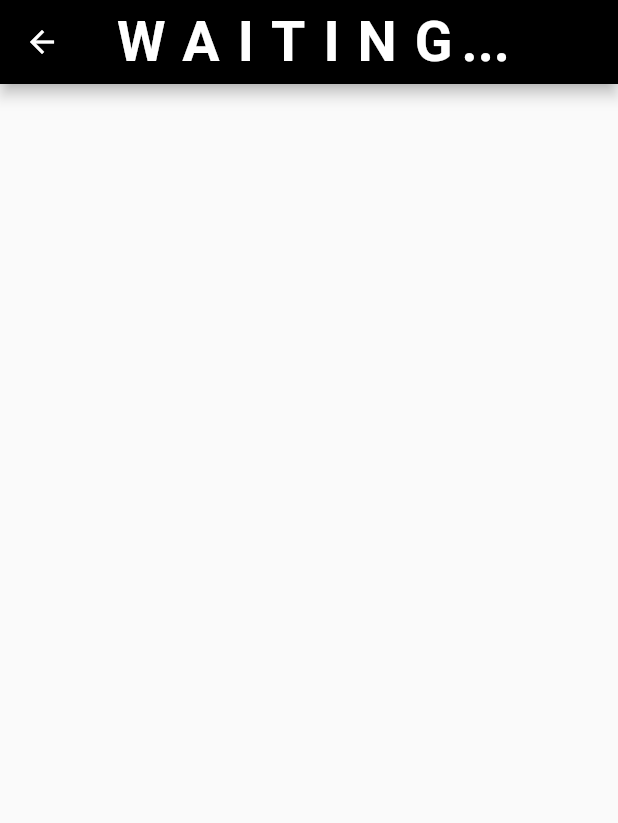
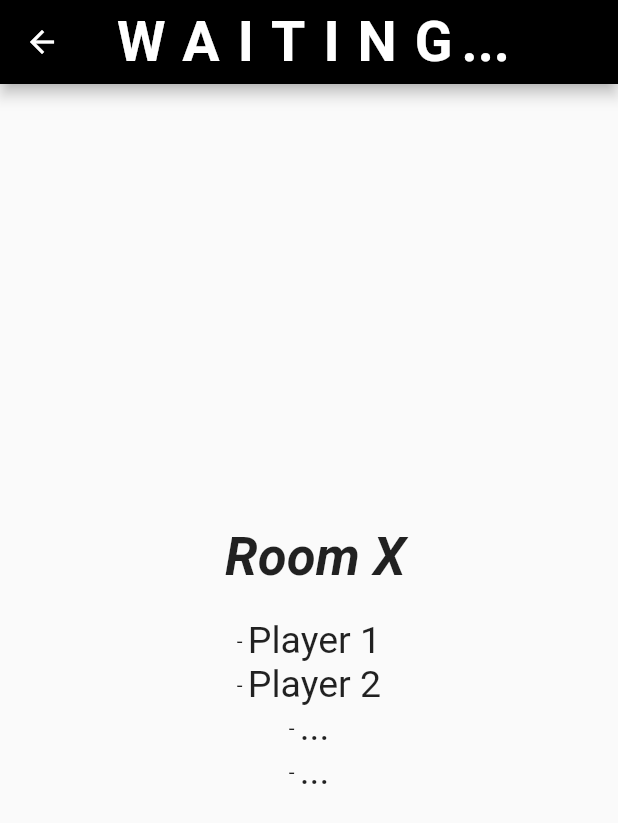
Before and after one commit to bielrabasa/Sudoka, a Flutter app: the WaitingScreen screen opened by its route, on a phone screen of 412 x 824 dp. Shown: the top 823 px of the screen. Run offline on Flutter 3.47's test engine with Material 2 defaults, Android fonts, the phone set to English and light mode, and no system bars; drawn by our look-alikes of animated_text_kit; our stand-ins replace cloud_firestore, firebase_auth, firebase_core; missing offline and left inert: flutterfire_ui, sudoku_solver_generator; accounts and stored records are empty; statements that could not run were skipped.

Commit message:
wating room players example

```diff
--- a/lib/Screens/waiting_screen.dart
+++ b/lib/Screens/waiting_screen.dart
@@ -1,6 +1,7 @@
 import 'package:animated_text_kit/animated_text_kit.dart';
 import 'package:flutter/material.dart';
 import 'package:nodefirstproj/Widget/back_arrow_question.dart';
+import 'dart:math';
 
 class WaitingScreen extends StatelessWidget {
   const WaitingScreen({super.key});
@@ -34,6 +35,76 @@ class WaitingScreen extends StatelessWidget {
               ], repeatForever: true, pause: const Duration(milliseconds: 50))
             ],
           )),
-        body: null);
+      body: Column(
+        mainAxisAlignment: MainAxisAlignment.center,
+        children: [
+          Padding(
+            padding: const EdgeInsets.symmetric(horizontal: 150.0),
+            child: Row(
+              children: const [
+                Text(
+                  "Room X",
+                  style: TextStyle(
+                      fontSize: 35,
+                      fontWeight: FontWeight.bold,
+                      fontStyle: FontStyle.italic),
+                ),
+              ],
+            ),
+          ),
+          const SizedBox(
+            height: 20,
+          ),
+          Row(
+            mainAxisAlignment: MainAxisAlignment.center,
+            children: const [
+              Text("-\t"),
+              Text(
+                "Player 1",
+                style: TextStyle(
+                  fontSize: 25,
+                ),
+              ),
+            ],
+          ),
+          Row(
+            mainAxisAlignment: MainAxisAlignment.center,
+            children: const [
+              Text("-\t"),
+              Text(
+                "Player 2",
+                style: TextStyle(
+                  fontSize: 25,
+                ),
+              ),
+            ],
+          ),
+          Row(
+            mainAxisAlignment: MainAxisAlignment.center,
+            children: const [
+              Text("-\t"),
+              Text(
+                "...",
+                style: TextStyle(
+                  fontSize: 25,
+                ),
+              ),
+            ],
+          ),
+          Row(
+            mainAxisAlignment: MainAxisAlignment.center,
+            children: const [
+              Text("-\t"),
+              Text(
+                "...",
+                style: TextStyle(
+                  fontSize: 25,
+                ),
+              ),
+            ],
+          ),
+        ],
+      ),
+    );
   }
 }
```
Lines whose indentation alone changed are shown as unchanged.
